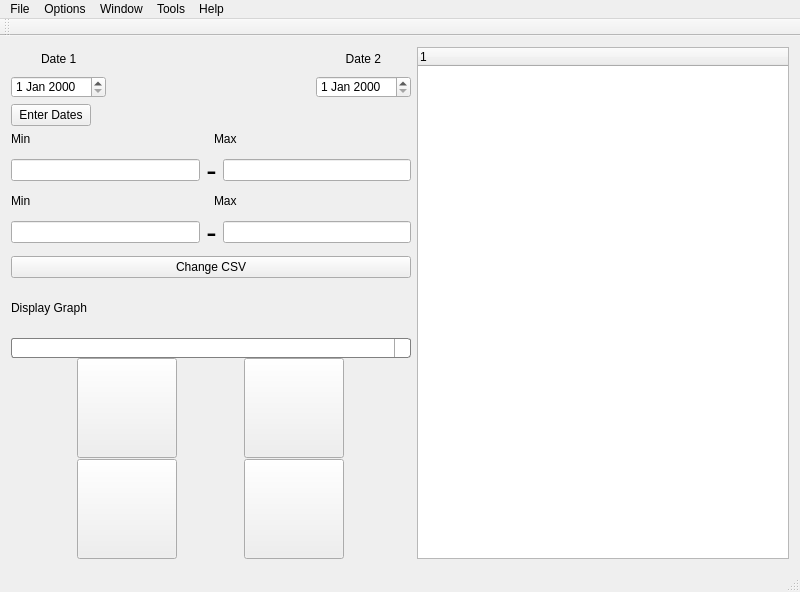
First picture: the form in src/mainwindow.ui, repository LLe27/Dentistry-School-Analysis-Tool, before the edit.
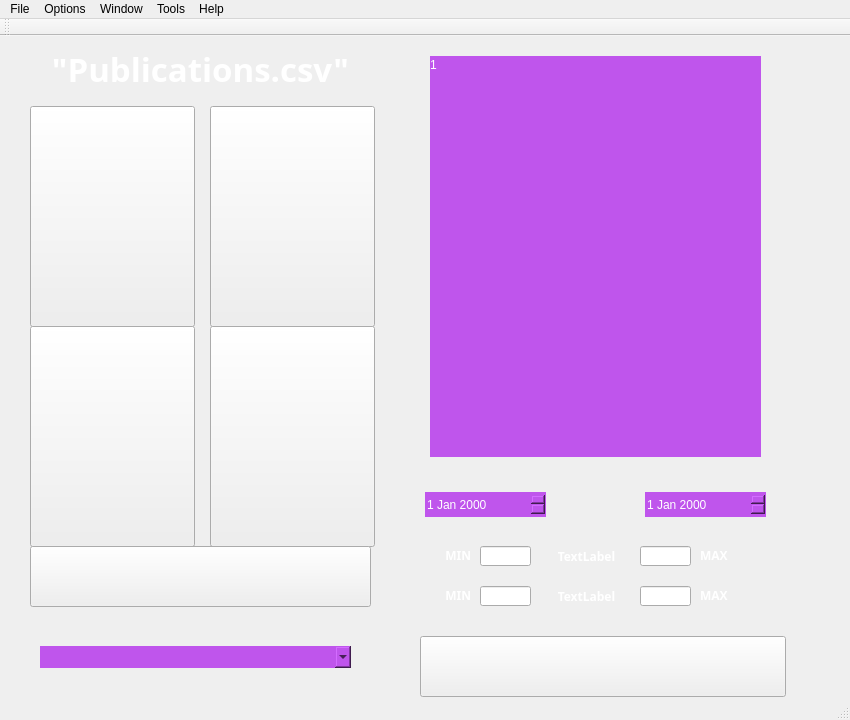
Second picture: the form after the edit. Icons and pictures are not drawn.

```diff
--- a/src/mainwindow.ui
+++ b/src/mainwindow.ui
@@ -6,516 +6,637 @@
    <rect>
     <x>0</x>
     <y>0</y>
-    <width>800</width>
-    <height>592</height>
+    <width>850</width>
+    <height>720</height>
    </rect>
   </property>
   <property name="windowTitle">
    <string>MainWindow</string>
   </property>
   <property name="styleSheet">
-   <string notr="true">
-QComboBox {
-    border: 1px solid gray;
-    border-radius: 3px;
+   <string notr="true">QLabel{
+color: white;
+}</string>
+  </property>
+  <widget class="QWidget" name="centralWidget">
+   <widget class="QTreeWidget" name="treeWidget">
+    <property name="geometry">
+     <rect>
+      <x>430</x>
+      <y>20</y>
+      <width>331</width>
+      <height>401</height>
+     </rect>
+    </property>
+    <property name="font">
+     <font>
+      <family>Verdana</family>
+      <weight>50</weight>
+      <bold>false</bold>
+     </font>
+    </property>
+    <property name="styleSheet">
+     <string notr="true">QTreeView{
+        background-color:rgb(191, 85, 236);
+        color:rgb(255, 255, 255);
+        border: none;
+}
+
+QHeaderView::section{
+        background-color:rgb(191, 85, 236);
+        color: white;
+        border-top: none;
+        border-left: none;
+        border-right:none;
+}</string>
+    </property>
+    <property name="sizeAdjustPolicy">
+     <enum>QAbstractScrollArea::AdjustIgnored</enum>
+    </property>
+    <column>
+     <property name="text">
+      <string notr="true">1</string>
+     </property>
+     <property name="textAlignment">
+      <set>AlignLeading|AlignVCenter</set>
+     </property>
+    </column>
+    <item>
+     <property name="text">
+      <string/>
+     </property>
+     <property name="textAlignment">
+      <set>AlignTrailing|AlignVCenter</set>
+     </property>
+    </item>
+   </widget>
+   <widget class="QPushButton" name="bntDisplayPie">
+    <property name="geometry">
+     <rect>
+      <x>210</x>
+      <y>70</y>
+      <width>165</width>
+      <height>221</height>
+     </rect>
+    </property>
+    <property name="styleSheet">
+     <string notr="true">QPushButton{
+border-image: url(:/images/BarGraph_Button.png);
+}
+
+QPushButton:hover{
+border-image: url(:/images/BarGraph_Button_Hover.png);
+}
+
+QPushButton:pressed{
+border-image: url(:/images/BarGraph_Button_Clicked.png);
+}</string>
+    </property>
+    <property name="text">
+     <string/>
+    </property>
+   </widget>
+   <widget class="QPushButton" name="bntDisplayBar">
+    <property name="geometry">
+     <rect>
+      <x>30</x>
+      <y>70</y>
+      <width>165</width>
+      <height>221</height>
+     </rect>
+    </property>
+    <property name="styleSheet">
+     <string notr="true">QPushButton{
+border-image: url(:/images/BarGraph_Button.png);
+}
+
+QPushButton:hover{
+border-image: url(:/images/BarGraph_Button_Hover.png);
+}
+
+QPushButton:pressed{
+border-image: url(:/images/BarGraph_Button_Clicked.png);
+}</string>
+    </property>
+    <property name="text">
+     <string/>
+    </property>
+   </widget>
+   <widget class="QPushButton" name="bntDisplayLine">
+    <property name="geometry">
+     <rect>
+      <x>210</x>
+      <y>290</y>
+      <width>165</width>
+      <height>221</height>
+     </rect>
+    </property>
+    <property name="styleSheet">
+     <string notr="true">QPushButton{
+border-image: url(:/images/BarGraph_Button.png);
+}
+
+QPushButton:hover{
+border-image: url(:/images/BarGraph_Button_Hover.png);
+}
+
+QPushButton:pressed{
+border-image: url(:/images/BarGraph_Button_Clicked.png);
+}
+</string>
+    </property>
+    <property name="text">
+     <string/>
+    </property>
+   </widget>
+   <widget class="QPushButton" name="bntDisplayScatter">
+    <property name="geometry">
+     <rect>
+      <x>30</x>
+      <y>290</y>
+      <width>165</width>
+      <height>221</height>
+     </rect>
+    </property>
+    <property name="styleSheet">
+     <string notr="true">QPushButton{
+border-image: url(:/images/BarGraph_Button.png);
+}
+
+QPushButton:hover{
+border-image: url(:/images/BarGraph_Button_Hover.png);
+}
+
+QPushButton:pressed{
+border-image: url(:/images/BarGraph_Button_Clicked.png);
+}</string>
+    </property>
+    <property name="text">
+     <string/>
+    </property>
+   </widget>
+   <widget class="QLabel" name="label_3">
+    <property name="geometry">
+     <rect>
+      <x>30</x>
+      <y>12</y>
+      <width>341</width>
+      <height>41</height>
+     </rect>
+    </property>
+    <property name="font">
+     <font>
+      <family>NEOTERIC</family>
+      <pointsize>25</pointsize>
+      <weight>75</weight>
+      <bold>true</bold>
+     </font>
+    </property>
+    <property name="styleSheet">
+     <string notr="true">color: white;</string>
+    </property>
+    <property name="text">
+     <string>&quot;Publications.csv&quot;</string>
+    </property>
+    <property name="alignment">
+     <set>Qt::AlignCenter</set>
+    </property>
+   </widget>
+   <widget class="QDateEdit" name="dateEdit">
+    <property name="geometry">
+     <rect>
+      <x>425</x>
+      <y>456</y>
+      <width>121</width>
+      <height>25</height>
+     </rect>
+    </property>
+    <property name="styleSheet">
+     <string notr="true">QDateEdit{
+        background-color:rgb(191, 85, 236);
+        color:rgb(255, 255, 255);
+        border:none;
+}</string>
+    </property>
+   </widget>
+   <widget class="QDateEdit" name="dateEdit_2">
+    <property name="geometry">
+     <rect>
+      <x>645</x>
+      <y>456</y>
+      <width>121</width>
+      <height>25</height>
+     </rect>
+    </property>
+    <property name="styleSheet">
+     <string notr="true">QDateEdit{
+        background-color:rgb(191, 85, 236);
+        color:rgb(255, 255, 255);
+        border:none;
+}</string>
+    </property>
+   </widget>
+   <widget class="QPushButton" name="btnDates">
+    <property name="geometry">
+     <rect>
+      <x>420</x>
+      <y>600</y>
+      <width>366</width>
+      <height>61</height>
+     </rect>
+    </property>
+    <property name="styleSheet">
+     <string notr="true">QPushButton{
+border-image: url(:/images/Enter_Button.png);
+}
+
+QPushButton:hover{
+border-image: url(:/images/Enter_Button_Hover.png);
+}
+
+QPushButton:pressed{
+border-image: url(:/images/Enter_Button_Clicked.png);
+}</string>
+    </property>
+    <property name="text">
+     <string/>
+    </property>
+   </widget>
+   <widget class="QLabel" name="lblMax_1">
+    <property name="geometry">
+     <rect>
+      <x>700</x>
+      <y>513</y>
+      <width>47</width>
+      <height>13</height>
+     </rect>
+    </property>
+    <property name="font">
+     <font>
+      <family>NEOTERIC</family>
+      <weight>75</weight>
+      <bold>true</bold>
+     </font>
+    </property>
+    <property name="text">
+     <string>MAX</string>
+    </property>
+   </widget>
+   <widget class="QLabel" name="lblMax_2">
+    <property name="geometry">
+     <rect>
+      <x>700</x>
+      <y>553</y>
+      <width>47</width>
+      <height>13</height>
+     </rect>
+    </property>
+    <property name="font">
+     <font>
+      <family>NEOTERIC</family>
+      <weight>75</weight>
+      <bold>true</bold>
+     </font>
+    </property>
+    <property name="text">
+     <string>MAX</string>
+    </property>
+   </widget>
+   <widget class="QLabel" name="lblMin_1">
+    <property name="geometry">
+     <rect>
+      <x>424</x>
+      <y>513</y>
+      <width>47</width>
+      <height>13</height>
+     </rect>
+    </property>
+    <property name="font">
+     <font>
+      <family>NEOTERIC</family>
+      <weight>75</weight>
+      <bold>true</bold>
+     </font>
+    </property>
+    <property name="text">
+     <string>MIN</string>
+    </property>
+    <property name="alignment">
+     <set>Qt::AlignRight|Qt::AlignTrailing|Qt::AlignVCenter</set>
+    </property>
+   </widget>
+   <widget class="QLabel" name="lblMin_2">
+    <property name="geometry">
+     <rect>
+      <x>424</x>
+      <y>553</y>
+      <width>47</width>
+      <height>13</height>
+     </rect>
+    </property>
+    <property name="font">
+     <font>
+      <family>NEOTERIC</family>
+      <weight>75</weight>
+      <bold>true</bold>
+     </font>
+    </property>
+    <property name="text">
+     <string>MIN</string>
+    </property>
+    <property name="alignment">
+     <set>Qt::AlignRight|Qt::AlignTrailing|Qt::AlignVCenter</set>
+    </property>
+   </widget>
+   <widget class="QLabel" name="labelHyp_1">
+    <property name="geometry">
+     <rect>
+      <x>536</x>
+      <y>510</y>
+      <width>101</width>
+      <height>20</height>
+     </rect>
+    </property>
+    <property name="font">
+     <font>
+      <family>NEOTERIC</family>
+      <weight>75</weight>
+      <bold>true</bold>
+     </font>
+    </property>
+    <property name="text">
+     <string>TextLabel</string>
+    </property>
+    <property name="alignment">
+     <set>Qt::AlignCenter</set>
+    </property>
+   </widget>
+   <widget class="QLabel" name="labelHyp_2">
+    <property name="geometry">
+     <rect>
+      <x>536</x>
+      <y>550</y>
+      <width>101</width>
+      <height>20</height>
+     </rect>
+    </property>
+    <property name="font">
+     <font>
+      <family>NEOTERIC</family>
+      <weight>75</weight>
+      <bold>true</bold>
+     </font>
+    </property>
+    <property name="text">
+     <string>TextLabel</string>
+    </property>
+    <property name="alignment">
+     <set>Qt::AlignCenter</set>
+    </property>
+   </widget>
+   <widget class="QLineEdit" name="maxText_1">
+    <property name="geometry">
+     <rect>
+      <x>640</x>
+      <y>510</y>
+      <width>51</width>
+      <height>20</height>
+     </rect>
+    </property>
+   </widget>
+   <widget class="QLineEdit" name="maxText_2">
+    <property name="geometry">
+     <rect>
+      <x>640</x>
+      <y>550</y>
+      <width>51</width>
+      <height>20</height>
+     </rect>
+    </property>
+   </widget>
+   <widget class="QLineEdit" name="minText_1">
+    <property name="geometry">
+     <rect>
+      <x>480</x>
+      <y>510</y>
+      <width>51</width>
+      <height>20</height>
+     </rect>
+    </property>
+   </widget>
+   <widget class="QLineEdit" name="minText_2">
+    <property name="geometry">
+     <rect>
+      <x>480</x>
+      <y>550</y>
+      <width>51</width>
+      <height>20</height>
+     </rect>
+    </property>
+   </widget>
+   <widget class="QLabel" name="label_4">
+    <property name="geometry">
+     <rect>
+      <x>420</x>
+      <y>10</y>
+      <width>381</width>
+      <height>451</height>
+     </rect>
+    </property>
+    <property name="styleSheet">
+     <string notr="true">QLabel{
+border-image: url(:/images/TreeWidget_Background.png);
+}</string>
+    </property>
+    <property name="text">
+     <string/>
+    </property>
+   </widget>
+   <widget class="QLabel" name="label_5">
+    <property name="geometry">
+     <rect>
+      <x>30</x>
+      <y>10</y>
+      <width>345</width>
+      <height>61</height>
+     </rect>
+    </property>
+    <property name="styleSheet">
+     <string notr="true">QLabel{
+border-image: url(:/images/DisplayGraph.png);
+}</string>
+    </property>
+    <property name="text">
+     <string/>
+    </property>
+   </widget>
+   <widget class="QLabel" name="label_6">
+    <property name="geometry">
+     <rect>
+      <x>420</x>
+      <y>451</y>
+      <width>141</width>
+      <height>42</height>
+     </rect>
+    </property>
+    <property name="styleSheet">
+     <string notr="true">QLabel{
+border-image: url(:/images/Label.png);
+}</string>
+    </property>
+    <property name="text">
+     <string/>
+    </property>
+   </widget>
+   <widget class="QPushButton" name="pushButton">
+    <property name="geometry">
+     <rect>
+      <x>30</x>
+      <y>510</y>
+      <width>341</width>
+      <height>61</height>
+     </rect>
+    </property>
+    <property name="styleSheet">
+     <string notr="true">QPushButton{
+border-image: url(:/images/Change_Button.png);
+}
+
+QPushButton:hover{
+border-image: url(:/images/Change_Button_Hover.png);
+}
+
+QPushButton:pressed{
+border-image: url(:/images/Change_Button_Clicked.png);
+}
+</string>
+    </property>
+    <property name="text">
+     <string/>
+    </property>
+   </widget>
+   <widget class="QComboBox" name="comboBox">
+    <property name="geometry">
+     <rect>
+      <x>40</x>
+      <y>610</y>
+      <width>311</width>
+      <height>22</height>
+     </rect>
+    </property>
+    <property name="styleSheet">
+     <string notr="true">QComboBox {
+    border: none;
+
     padding: 1px 18px 1px 3px;
-   
+   background:rgb(191, 85, 236);
+
 }
 
 QComboBox:editable {
-    background: white;
-}
-
-QComboBox:!editable, QComboBox::drop-down:editable {
-     background: white
+    background: rgb(191, 85, 236);
 }
 
 /* QComboBox gets the &quot;on&quot; state when the popup is open */
 QComboBox:!editable:on, QComboBox::drop-down:editable:on {
-    background: qlineargradient(x1: 0, y1: 0, x2: 0, y2: 1,
-                                stop: 0 #D3D3D3, stop: 0.4 #D8D8D8,
-                                stop: 0.5 #DDDDDD, stop: 1.0 #E1E1E1);
+    background: white;
 }
 
+
 QComboBox:on { /* shift the text when the popup opens */
     padding-top: 3px;
     padding-left: 4px;
-}
-
-QComboBox::drop-down {
-    subcontrol-origin: padding;
-    subcontrol-position: top right;
-    width: 15px;
-
-    border-left-width: 1px;
-    border-left-color: darkgray;
-    border-left-style: solid; /* just a single line */
-    border-top-right-radius: 3px; /* same radius as the QComboBox */
-    border-bottom-right-radius: 3px;
-}
-
-QComboBox::down-arrow {
-    image: url(:/myFiles/down-arrow-circle-hi.png);
-}
-
-QComboBox::down-arrow:on { /* shift the arrow when popup is open */
-    top: 1px;
-    left: 1px;
 }</string>
-  </property>
-  <widget class="QWidget" name="centralWidget">
-   <layout class="QGridLayout" name="gridLayout_2">
-    <item row="0" column="0">
-     <layout class="QHBoxLayout" name="horizontalLayout_8">
-      <item>
-       <layout class="QVBoxLayout" name="verticalLayout_3">
-        <item>
-         <layout class="QVBoxLayout" name="verticalLayout">
-          <item>
-           <layout class="QHBoxLayout" name="horizontalLayout_3">
-            <item>
-             <widget class="QLabel" name="label">
-              <property name="sizePolicy">
-               <sizepolicy hsizetype="Preferred" vsizetype="Preferred">
-                <horstretch>0</horstretch>
-                <verstretch>0</verstretch>
-               </sizepolicy>
-              </property>
-              <property name="text">
-               <string>Date 1</string>
-              </property>
-              <property name="indent">
-               <number>30</number>
-              </property>
-             </widget>
-            </item>
-            <item>
-             <widget class="QLabel" name="label_2">
-              <property name="sizePolicy">
-               <sizepolicy hsizetype="Preferred" vsizetype="Preferred">
-                <horstretch>0</horstretch>
-                <verstretch>0</verstretch>
-               </sizepolicy>
-              </property>
-              <property name="layoutDirection">
-               <enum>Qt::LeftToRight</enum>
-              </property>
-              <property name="text">
-               <string>Date 2</string>
-              </property>
-              <property name="alignment">
-               <set>Qt::AlignRight|Qt::AlignTrailing|Qt::AlignVCenter</set>
-              </property>
-              <property name="margin">
-               <number>0</number>
-              </property>
-              <property name="indent">
-               <number>30</number>
-              </property>
-             </widget>
-            </item>
-           </layout>
-          </item>
-          <item>
-           <layout class="QHBoxLayout" name="horizontalLayout">
-            <item>
-             <widget class="QDateEdit" name="dateEdit"/>
-            </item>
-            <item>
-             <spacer name="horizontalSpacer">
-              <property name="orientation">
-               <enum>Qt::Horizontal</enum>
-              </property>
-              <property name="sizeHint" stdset="0">
-               <size>
-                <width>40</width>
-                <height>20</height>
-               </size>
-              </property>
-             </spacer>
-            </item>
-            <item>
-             <widget class="QDateEdit" name="dateEdit_2"/>
-            </item>
-           </layout>
-          </item>
-          <item>
-           <layout class="QHBoxLayout" name="horizontalLayout_2">
-            <item>
-             <widget class="QPushButton" name="btnDates">
-              <property name="font">
-               <font>
-                <weight>50</weight>
-                <bold>false</bold>
-               </font>
-              </property>
-              <property name="text">
-               <string>Enter Dates</string>
-              </property>
-             </widget>
-            </item>
-            <item>
-             <spacer name="horizontalSpacer_2">
-              <property name="orientation">
-               <enum>Qt::Horizontal</enum>
-              </property>
-              <property name="sizeHint" stdset="0">
-               <size>
-                <width>40</width>
-                <height>20</height>
-               </size>
-              </property>
-             </spacer>
-            </item>
-            <item>
-             <widget class="QLabel" name="lblDateRange">
-              <property name="text">
-               <string/>
-              </property>
-             </widget>
-            </item>
-           </layout>
-          </item>
-         </layout>
-        </item>
-        <item>
-         <layout class="QVBoxLayout" name="verticalLayout_2">
-          <item>
-           <layout class="QHBoxLayout" name="horizontalLayout_4">
-            <item>
-             <widget class="QLabel" name="lblMin_1">
-              <property name="enabled">
-               <bool>true</bool>
-              </property>
-              <property name="text">
-               <string>Min</string>
-              </property>
-             </widget>
-            </item>
-            <item>
-             <widget class="QLabel" name="lblMax_1">
-              <property name="enabled">
-               <bool>true</bool>
-              </property>
-              <property name="text">
-               <string>Max</string>
-              </property>
-             </widget>
-            </item>
-           </layout>
-          </item>
-          <item>
-           <layout class="QHBoxLayout" name="horizontalLayout_6">
-            <item>
-             <widget class="QLineEdit" name="minText_1">
-              <property name="enabled">
-               <bool>true</bool>
-              </property>
-             </widget>
-            </item>
-            <item>
-             <widget class="QLabel" name="labelHyp_1">
-              <property name="enabled">
-               <bool>true</bool>
-              </property>
-              <property name="font">
-               <font>
-                <pointsize>23</pointsize>
-               </font>
-              </property>
-              <property name="text">
-               <string>-</string>
-              </property>
-              <property name="alignment">
-               <set>Qt::AlignCenter</set>
-              </property>
-             </widget>
-            </item>
-            <item>
-             <widget class="QLineEdit" name="maxText_1">
-              <property name="enabled">
-               <bool>true</bool>
-              </property>
-             </widget>
-            </item>
-           </layout>
-          </item>
-          <item>
-           <layout class="QHBoxLayout" name="horizontalLayout_5">
-            <item>
-             <widget class="QLabel" name="lblMin_2">
-              <property name="enabled">
-               <bool>true</bool>
-              </property>
-              <property name="text">
-               <string>Min</string>
-              </property>
-             </widget>
-            </item>
-            <item>
-             <widget class="QLabel" name="lblMax_2">
-              <property name="enabled">
-               <bool>true</bool>
-              </property>
-              <property name="text">
-               <string>Max</string>
-              </property>
-             </widget>
-            </item>
-           </layout>
-          </item>
-          <item>
-           <layout class="QHBoxLayout" name="horizontalLayout_7">
-            <item>
-             <widget class="QLineEdit" name="minText_2">
-              <property name="enabled">
-               <bool>true</bool>
-              </property>
-             </widget>
-            </item>
-            <item>
-             <widget class="QLabel" name="labelHyp_2">
-              <property name="enabled">
-               <bool>true</bool>
-              </property>
-              <property name="font">
-               <font>
-                <pointsize>23</pointsize>
-               </font>
-              </property>
-              <property name="text">
-               <string>-</string>
-              </property>
-              <property name="alignment">
-               <set>Qt::AlignCenter</set>
-              </property>
-             </widget>
-            </item>
-            <item>
-             <widget class="QLineEdit" name="maxText_2">
-              <property name="enabled">
-               <bool>true</bool>
-              </property>
-             </widget>
-            </item>
-           </layout>
-          </item>
-         </layout>
-        </item>
-        <item>
-         <layout class="QVBoxLayout" name="verticalLayout_4">
-          <property name="spacing">
-           <number>0</number>
-          </property>
-          <property name="sizeConstraint">
-           <enum>QLayout::SetFixedSize</enum>
-          </property>
-          <item>
-           <widget class="QPushButton" name="pushButton">
-            <property name="text">
-             <string>Change CSV</string>
-            </property>
-           </widget>
-          </item>
-          <item>
-           <widget class="QLabel" name="label_3">
-            <property name="sizePolicy">
-             <sizepolicy hsizetype="Fixed" vsizetype="Fixed">
-              <horstretch>0</horstretch>
-              <verstretch>0</verstretch>
-             </sizepolicy>
-            </property>
-            <property name="minimumSize">
-             <size>
-              <width>400</width>
-              <height>60</height>
-             </size>
-            </property>
-            <property name="styleSheet">
-             <string notr="true">font: 87 22pt &quot;Segoe UI Black&quot;;</string>
-            </property>
-            <property name="text">
-             <string>Display Graph</string>
-            </property>
-           </widget>
-          </item>
-          <item>
-           <widget class="QComboBox" name="comboBox"/>
-          </item>
-          <item>
-           <layout class="QGridLayout" name="gridLayout">
-            <property name="sizeConstraint">
-             <enum>QLayout::SetMinimumSize</enum>
-            </property>
-            <property name="spacing">
-             <number>1</number>
-            </property>
-            <item row="0" column="0">
-             <widget class="QPushButton" name="bntDisplayBar">
-              <property name="sizePolicy">
-               <sizepolicy hsizetype="Fixed" vsizetype="Fixed">
-                <horstretch>0</horstretch>
-                <verstretch>0</verstretch>
-               </sizepolicy>
-              </property>
-              <property name="minimumSize">
-               <size>
-                <width>100</width>
-                <height>100</height>
-               </size>
-              </property>
-              <property name="font">
-               <font>
-                <family>Terminal</family>
-                <pointsize>12</pointsize>
-                <weight>50</weight>
-                <bold>false</bold>
-               </font>
-              </property>
-              <property name="statusTip">
-               <string/>
-              </property>
-              <property name="styleSheet">
-               <string notr="true">border-image: url(:/images/BarIcon.png);</string>
-              </property>
-              <property name="text">
-               <string/>
-              </property>
-             </widget>
-            </item>
-            <item row="0" column="1">
-             <widget class="QPushButton" name="bntDisplayPie">
-              <property name="sizePolicy">
-               <sizepolicy hsizetype="Fixed" vsizetype="Fixed">
-                <horstretch>0</horstretch>
-                <verstretch>0</verstretch>
-               </sizepolicy>
-              </property>
-              <property name="minimumSize">
-               <size>
-                <width>100</width>
-                <height>100</height>
-               </size>
-              </property>
-              <property name="styleSheet">
-               <string notr="true">border-image: url(:/images/PieIcon.png);</string>
-              </property>
-              <property name="text">
-               <string/>
-              </property>
-             </widget>
-            </item>
-            <item row="1" column="0">
-             <widget class="QPushButton" name="bntDisplayScatter">
-              <property name="sizePolicy">
-               <sizepolicy hsizetype="Fixed" vsizetype="Fixed">
-                <horstretch>0</horstretch>
-                <verstretch>0</verstretch>
-               </sizepolicy>
-              </property>
-              <property name="minimumSize">
-               <size>
-                <width>100</width>
-                <height>100</height>
-               </size>
-              </property>
-              <property name="styleSheet">
-               <string notr="true">border-image: url(:/images/ScatterIcon.png);</string>
-              </property>
-              <property name="text">
-               <string/>
-              </property>
-             </widget>
-            </item>
-            <item row="1" column="1">
-             <widget class="QPushButton" name="bntDisplayLine">
-              <property name="sizePolicy">
-               <sizepolicy hsizetype="Fixed" vsizetype="Fixed">
-                <horstretch>0</horstretch>
-                <verstretch>0</verstretch>
-               </sizepolicy>
-              </property>
-              <property name="minimumSize">
-               <size>
-                <width>100</width>
-                <height>100</height>
-               </size>
-              </property>
-              <property name="styleSheet">
-               <string notr="true">border-image: url(:/images/LineIcon2.png);</string>
-              </property>
-              <property name="text">
-               <string/>
-              </property>
-             </widget>
-            </item>
-           </layout>
-          </item>
-         </layout>
-        </item>
-       </layout>
-      </item>
-      <item>
-       <widget class="QTreeWidget" name="treeWidget">
-        <property name="styleSheet">
-         <string notr="true">QTreeView {
-    show-decoration-selected: 2;
-}
-
-QTreeView::item {
-     border: 1px solid #d9d9d9;
-    border-top-color: transparent;
-    border-bottom-color: transparent;
-}
-
-QTreeView::item:hover {
-    background: qlineargradient(x1: 0, y1: 0, x2: 0, y2: 1, stop: 0 #e7effd, stop: 1 #cbdaf1);
-    border: 1px solid #bfcde4;
-}
-
-QTreeView::item:selected {
-    border: 1px solid #567dbc;
-}
-
-QTreeView::item:selected:active{
-    background: qlineargradient(x1: 0, y1: 0, x2: 0, y2: 1, stop: 0 #6ea1f1, stop: 1 #567dbc);
-}
-
-QTreeView::item:selected:!active {
-    background: qlineargradient(x1: 0, y1: 0, x2: 0, y2: 1, stop: 0 #6b9be8, stop: 1 #577fbf);
-}
-
-/*
-QTreeView::branch:has-children:!has-siblings:closed,
-QTreeView::branch:closed:has-children:has-siblings {
-        border-image: none;
-    image: url(:/myFiles/black-plus-sign.png);
-}
-
-QTreeView::branch:open:has-children:!has-siblings,
-QTreeView::branch:open:has-children:has-siblings  {
-        border-image: none;
-        image: url(:/myFiles/minus_sign_u2212_icon_256x256.png);
-}
-*/</string>
-        </property>
-        <column>
-         <property name="text">
-          <string notr="true">1</string>
-         </property>
-        </column>
-       </widget>
-      </item>
-     </layout>
-    </item>
-   </layout>
+    </property>
+   </widget>
+   <widget class="QLabel" name="label_8">
+    <property name="geometry">
+     <rect>
+      <x>640</x>
+      <y>451</y>
+      <width>141</width>
+      <height>42</height>
+     </rect>
+    </property>
+    <property name="styleSheet">
+     <string notr="true">QLabel{
+border-image: url(:/images/Label.png);
+}</string>
+    </property>
+    <property name="text">
+     <string/>
+    </property>
+   </widget>
+   <widget class="QLabel" name="label_7">
+    <property name="geometry">
+     <rect>
+      <x>30</x>
+      <y>600</y>
+      <width>345</width>
+      <height>61</height>
+     </rect>
+    </property>
+    <property name="styleSheet">
+     <string notr="true">QLabel{
+border-image: url(:/images/DisplayGraph.png);
+}</string>
+    </property>
+    <property name="text">
+     <string/>
+    </property>
+   </widget>
+   <widget class="QLabel" name="label">
+    <property name="geometry">
+     <rect>
+      <x>420</x>
+      <y>500</y>
+      <width>381</width>
+      <height>111</height>
+     </rect>
+    </property>
+    <property name="styleSheet">
+     <string notr="true">QLabel{
+border-image: url(:/images/Label_Group.png);
+}</string>
+    </property>
+    <property name="text">
+     <string/>
+    </property>
+   </widget>
+   <zorder>label</zorder>
+   <zorder>label_7</zorder>
+   <zorder>label_8</zorder>
+   <zorder>label_6</zorder>
+   <zorder>label_5</zorder>
+   <zorder>label_4</zorder>
+   <zorder>treeWidget</zorder>
+   <zorder>bntDisplayPie</zorder>
+   <zorder>bntDisplayBar</zorder>
+   <zorder>bntDisplayLine</zorder>
+   <zorder>bntDisplayScatter</zorder>
+   <zorder>label_3</zorder>
+   <zorder>dateEdit</zorder>
+   <zorder>dateEdit_2</zorder>
+   <zorder>btnDates</zorder>
+   <zorder>lblMax_1</zorder>
+   <zorder>lblMax_2</zorder>
+   <zorder>lblMin_1</zorder>
+   <zorder>lblMin_2</zorder>
+   <zorder>labelHyp_1</zorder>
+   <zorder>labelHyp_2</zorder>
+   <zorder>maxText_1</zorder>
+   <zorder>maxText_2</zorder>
+   <zorder>minText_1</zorder>
+   <zorder>minText_2</zorder>
+   <zorder>pushButton</zorder>
+   <zorder>comboBox</zorder>
   </widget>
   <widget class="QMenuBar" name="menuBar">
    <property name="geometry">
     <rect>
      <x>0</x>
      <y>0</y>
-     <width>800</width>
+     <width>850</width>
      <height>21</height>
     </rect>
    </property>
@@ -560,6 +681,7 @@
    <addaction name="menuTools"/>
    <addaction name="menuHelp"/>
   </widget>
+  <widget class="QStatusBar" name="statusBar"/>
   <widget class="QToolBar" name="mainToolBar">
    <attribute name="toolBarArea">
     <enum>TopToolBarArea</enum>
@@ -568,7 +690,6 @@
     <bool>false</bool>
    </attribute>
   </widget>
-  <widget class="QStatusBar" name="statusBar"/>
   <action name="actionOpen">
    <property name="text">
     <string>Open</string>
```
